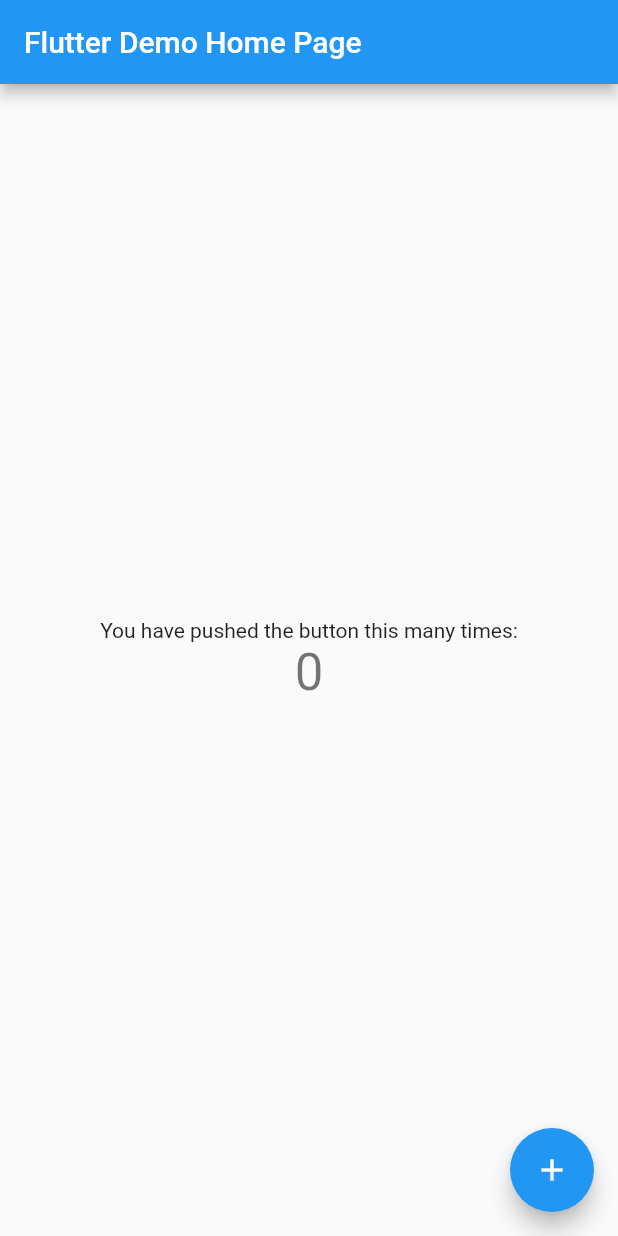
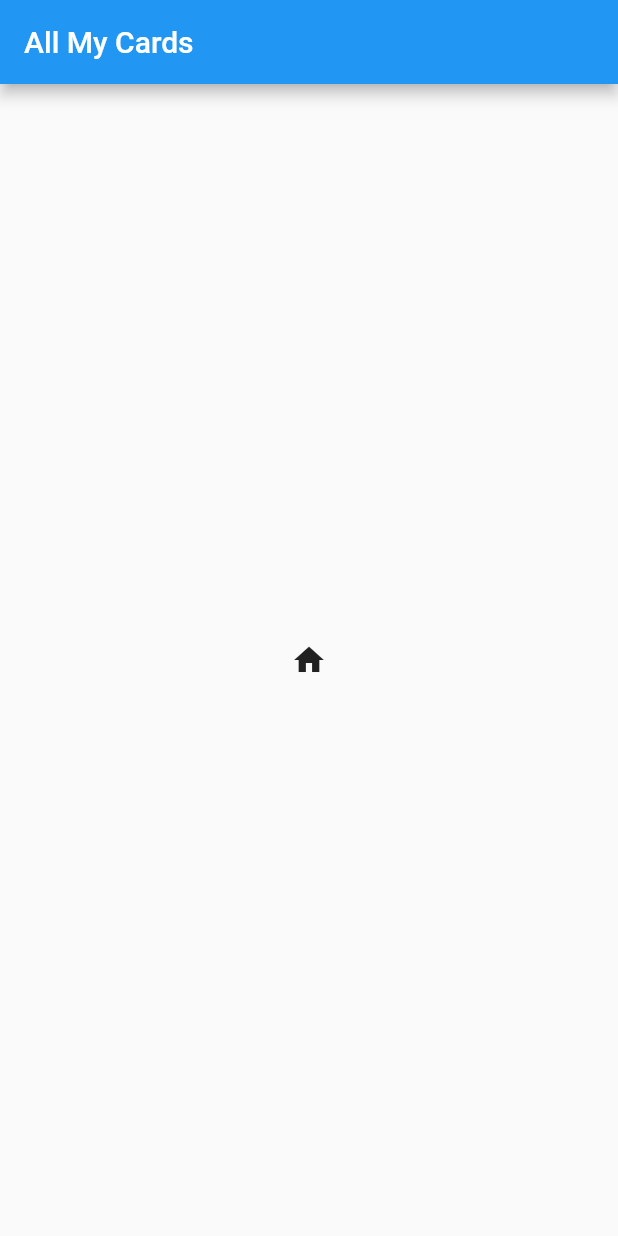
Before and after one commit to sridharmane/AllMyCards, a Flutter app: the screen it shows after launch, on a phone screen of 412 x 824 dp. Run offline on Flutter 3.47's test engine with Material 2 defaults, Android fonts, the phone set to English and light mode, and no system bars.

Commit message:
Removed boilerplate comments and widgets

```diff
--- a/lib/main.dart
+++ b/lib/main.dart
@@ -1,3 +1,4 @@
+import 'package:all_my_cards/pages/home_page.dart';
 import 'package:flutter/material.dart';
 
 void main() {
@@ -5,113 +6,15 @@ void main() {
 }
 
 class MyApp extends StatelessWidget {
-  // This widget is the root of your application.
   @override
   Widget build(BuildContext context) {
     return MaterialApp(
       title: 'Flutter Demo',
       theme: ThemeData(
-        // This is the theme of your application.
-        //
-        // Try running your application with "flutter run". You'll see the
-        // application has a blue toolbar. Then, without quitting the app, try
-        // changing the primarySwatch below to Colors.green and then invoke
-        // "hot reload" (press "r" in the console where you ran "flutter run",
-        // or simply save your changes to "hot reload" in a Flutter IDE).
-        // Notice that the counter didn't reset back to zero; the application
-        // is not restarted.
         primarySwatch: Colors.blue,
-        // This makes the visual density adapt to the platform that you run
-        // the app on. For desktop platforms, the controls will be smaller and
-        // closer together (more dense) than on mobile platforms.
         visualDensity: VisualDensity.adaptivePlatformDensity,
       ),
-      home: MyHomePage(title: 'Flutter Demo Home Page'),
+      home: HomePage(),
     );
   }
 }
-
-class MyHomePage extends StatefulWidget {
-  MyHomePage({Key key, this.title}) : super(key: key);
-
-  // This widget is the home page of your application. It is stateful, meaning
-  // that it has a State object (defined below) that contains fields that affect
-  // how it looks.
-
-  // This class is the configuration for the state. It holds the values (in this
-  // case the title) provided by the parent (in this case the App widget) and
-  // used by the build method of the State. Fields in a Widget subclass are
-  // always marked "final".
-
-  final String title;
-
-  @override
-  _MyHomePageState createState() => _MyHomePageState();
-}
-
-class _MyHomePageState extends State<MyHomePage> {
-  int _counter = 0;
-
-  void _incrementCounter() {
-    setState(() {
-      // This call to setState tells the Flutter framework that something has
-      // changed in this State, which causes it to rerun the build method below
-      // so that the display can reflect the updated values. If we changed
-      // _counter without calling setState(), then the build method would not be
-      // called again, and so nothing would appear to happen.
-      _counter++;
-    });
-  }
-
-  @override
-  Widget build(BuildContext context) {
-    // This method is rerun every time setState is called, for instance as done
-    // by the _incrementCounter method above.
-    //
-    // The Flutter framework has been optimized to make rerunning build methods
-    // fast, so that you can just rebuild anything that needs updating rather
-    // than having to individually change instances of widgets.
-    return Scaffold(
-      appBar: AppBar(
-        // Here we take the value from the MyHomePage object that was created by
-        // the App.build method, and use it to set our appbar title.
-        title: Text(widget.title),
-      ),
-      body: Center(
-        // Center is a layout widget. It takes a single child and positions it
-        // in the middle of the parent.
-        child: Column(
-          // Column is also a layout widget. It takes a list of children and
-          // arranges them vertically. By default, it sizes itself to fit its
-          // children horizontally, and tries to be as tall as its parent.
-          //
-          // Invoke "debug painting" (press "p" in the console, choose the
-          // "Toggle Debug Paint" action from the Flutter Inspector in Android
-          // Studio, or the "Toggle Debug Paint" command in Visual Studio Code)
-          // to see the wireframe for each widget.
-          //
-          // Column has various properties to control how it sizes itself and
-          // how it positions its children. Here we use mainAxisAlignment to
-          // center the children vertically; the main axis here is the vertical
-          // axis because Columns are vertical (the cross axis would be
-          // horizontal).
-          mainAxisAlignment: MainAxisAlignment.center,
-          children: <Widget>[
-            Text(
-              'You have pushed the button this many times:',
-            ),
-            Text(
-              '$_counter',
-              style: Theme.of(context).textTheme.headline4,
-            ),
-          ],
-        ),
-      ),
-      floatingActionButton: FloatingActionButton(
-        onPressed: _incrementCounter,
-        tooltip: 'Increment',
-        child: Icon(Icons.add),
-      ), // This trailing comma makes auto-formatting nicer for build methods.
-    );
-  }
-}
--- /dev/null
+++ b/lib/pages/home_page.dart
@@ -0,0 +1,24 @@
+import 'package:flutter/material.dart';
+
+class HomePage extends StatefulWidget {
+  HomePage({
+    Key key,
+  }) : super(key: key);
+
+  @override
+  _MyHomePageState createState() => _MyHomePageState();
+}
+
+class _MyHomePageState extends State<HomePage> {
+  @override
+  Widget build(BuildContext context) {
+    return Scaffold(
+      appBar: AppBar(
+        title: Text('All My Cards'),
+      ),
+      body: Center(
+        child: Icon(Icons.home),
+      ), // This trailing comma makes auto-formatting nicer for build methods.
+    );
+  }
+}
```
